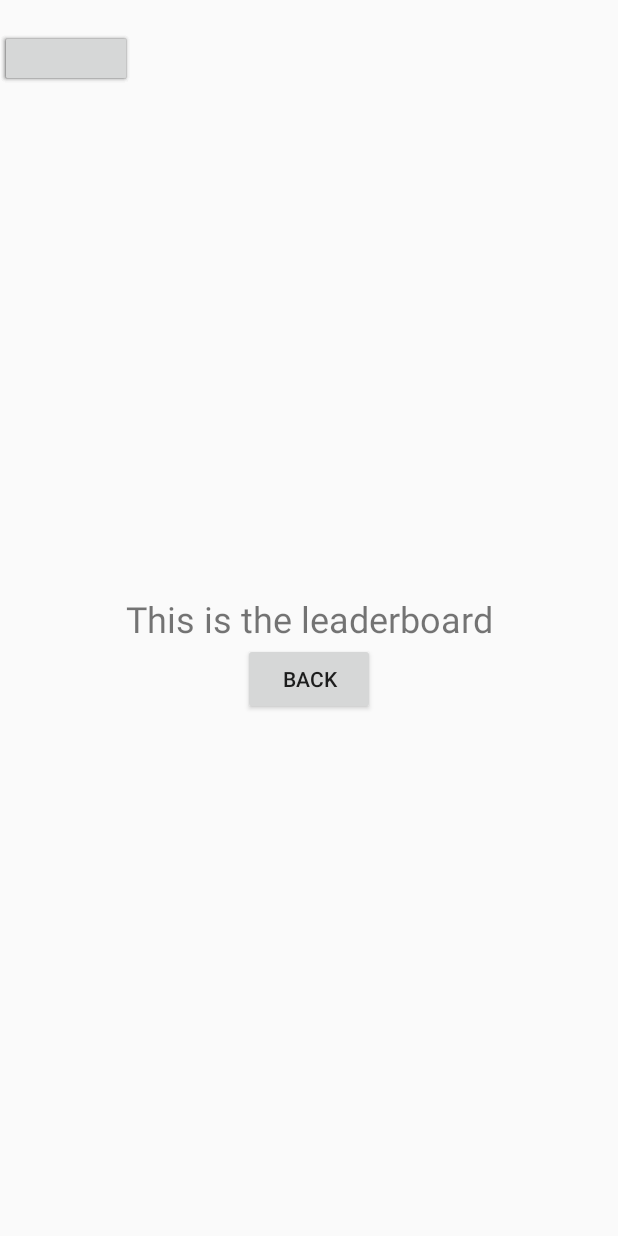
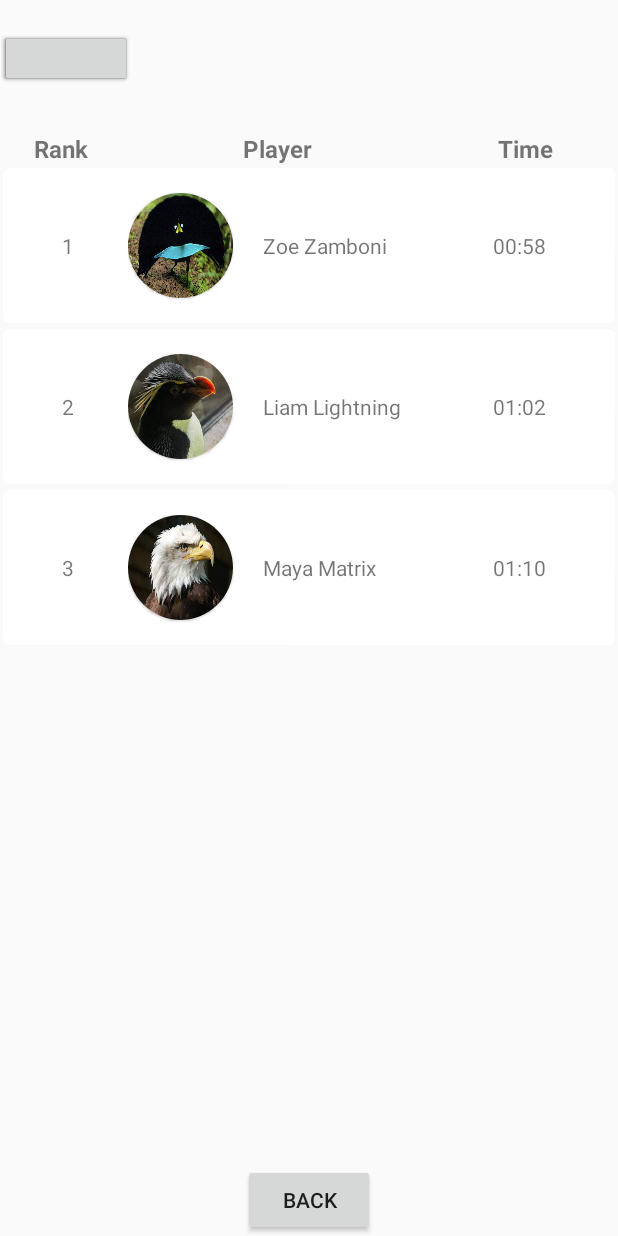
Before and after one commit to Team-2-SA60/MemoryGameAndroid, an Android app: the screen it shows after launch (LeaderboardActivity), after a tap on "Leaderboard", on a phone screen of 412 x 824 dp. Run offline under Robolectric (Android 15) with nearby library versions, the phone set to English and light mode, and no system bars; plain views replace ThemedButton, ThemedToggleButtonGroup.

Commit message:
feat: Leaderboard added, with button toggle for different periods

```diff
--- a/app/src/main/java/com/example/memorygameteam2/LeaderboardActivity.kt
+++ b/app/src/main/java/com/example/memorygameteam2/LeaderboardActivity.kt
@@ -5,11 +5,17 @@ import androidx.activity.enableEdgeToEdge
 import androidx.appcompat.app.AppCompatActivity
 import androidx.core.view.ViewCompat
 import androidx.core.view.WindowInsetsCompat
+import androidx.recyclerview.widget.LinearLayoutManager
 import com.example.memorygameteam2.databinding.ActivityLeaderboardBinding
+import com.example.memorygameteam2.leaderboard.LeaderboardAdapter
+import com.example.memorygameteam2.model.Rank
+import com.example.memorygameteam2.model.RankDAO
 import com.example.memorygameteam2.soundeffect.SoundManager
 
 class LeaderboardActivity : AppCompatActivity() {
     private lateinit var binding: ActivityLeaderboardBinding
+    private lateinit var leaderboardAdapter: LeaderboardAdapter
+    private lateinit var rankingList: List<Rank>
 
     override fun onCreate(savedInstanceState: Bundle?) {
         super.onCreate(savedInstanceState)
@@ -24,7 +30,19 @@ class LeaderboardActivity : AppCompatActivity() {
             insets
         }
 
+        initRankList()
+        initRecyclerView()
         initButtons()
+    }
+
+    private fun initRankList() {
+        rankingList = RankDAO.getRankList("today")
+    }
+
+    private fun initRecyclerView() {
+        binding.leaderboardRecyclerView.layoutManager = LinearLayoutManager(this)
+        leaderboardAdapter = LeaderboardAdapter(rankingList)
+        binding.leaderboardRecyclerView.adapter = leaderboardAdapter
     }
 
     private fun initButtons() {
@@ -36,18 +54,26 @@ class LeaderboardActivity : AppCompatActivity() {
 
             todayBtn.setOnClickListener {
                 SoundManager.playButtonClick(this@LeaderboardActivity)
+                rankingList = RankDAO.getRankList("today")
+                leaderboardAdapter.updateData(rankingList)
             }
 
             last7DaysBtn.setOnClickListener {
                 SoundManager.playButtonClick(this@LeaderboardActivity)
+                rankingList = RankDAO.getRankList("last7")
+                leaderboardAdapter.updateData(rankingList)
             }
 
             last30DaysBtn.setOnClickListener {
                 SoundManager.playButtonClick(this@LeaderboardActivity)
+                rankingList = RankDAO.getRankList("last30")
+                leaderboardAdapter.updateData(rankingList)
             }
 
             allTimeBtn.setOnClickListener {
                 SoundManager.playButtonClick(this@LeaderboardActivity)
+                rankingList = RankDAO.getRankList("allTime")
+                leaderboardAdapter.updateData(rankingList)
             }
         }
     }
--- a/app/src/main/java/com/example/memorygameteam2/MainActivity.kt
+++ b/app/src/main/java/com/example/memorygameteam2/MainActivity.kt
@@ -8,8 +8,8 @@ import androidx.core.view.ViewCompat
 import androidx.core.view.WindowInsetsCompat
 import androidx.recyclerview.widget.GridLayoutManager
 import com.example.memorygameteam2.databinding.ActivityMainBinding
-import com.example.memorygameteam2.menu.Menu
 import com.example.memorygameteam2.menu.MenuAdapter
+import com.example.memorygameteam2.model.Menu
 import com.example.memorygameteam2.soundeffect.SoundManager
 
 class MainActivity : AppCompatActivity() {
--- /dev/null
+++ b/app/src/main/java/com/example/memorygameteam2/leaderboard/LeaderboardAdapter.kt
@@ -0,0 +1,47 @@
+package com.example.memorygameteam2.leaderboard
+
+import android.view.LayoutInflater
+import android.view.View
+import android.view.ViewGroup
+import android.widget.ImageView
+import android.widget.TextView
+import androidx.recyclerview.widget.RecyclerView
+import com.example.memorygameteam2.R
+import com.example.memorygameteam2.model.Rank
+
+class LeaderboardAdapter(
+    private var rankingList: List<Rank>,
+) : RecyclerView.Adapter<LeaderboardAdapter.ViewHolder>() {
+    inner class ViewHolder(view: View) : RecyclerView.ViewHolder(view) {
+        val userRankView = view.findViewById<TextView>(R.id.user_rank)
+        val userAvatarView = view.findViewById<ImageView>(R.id.user_avatar)
+        val userNameView = view.findViewById<TextView>(R.id.user_name)
+        val userTimeView = view.findViewById<TextView>(R.id.user_time)
+    }
+
+    override fun onCreateViewHolder(
+        parent: ViewGroup,
+        viewType: Int,
+    ): ViewHolder {
+        val view = LayoutInflater.from(parent.context).inflate(R.layout.item_rank, parent, false)
+        return ViewHolder(view)
+    }
+
+    override fun onBindViewHolder(
+        holder: ViewHolder,
+        position: Int,
+    ) {
+        val item = rankingList[position]
+        holder.userRankView.text = item.rank.toString()
+        holder.userAvatarView.setImageResource(item.avatar)
+        holder.userNameView.text = item.username
+        holder.userTimeView.text = item.time
+    }
+
+    override fun getItemCount(): Int = rankingList.size
+
+    fun updateData(newRankingList: List<Rank>) {
+        rankingList = newRankingList
+        notifyDataSetChanged()
+    }
+}
--- a/app/src/main/java/com/example/memorygameteam2/menu/MenuAdapter.kt
+++ b/app/src/main/java/com/example/memorygameteam2/menu/MenuAdapter.kt
@@ -6,6 +6,7 @@ import android.view.ViewGroup
 import android.widget.TextView
 import androidx.recyclerview.widget.RecyclerView
 import com.example.memorygameteam2.R
+import com.example.memorygameteam2.model.Menu
 
 class MenuAdapter(
     private val menuList: List<Menu>,
@@ -15,7 +16,7 @@ class MenuAdapter(
         parent: ViewGroup,
         viewType: Int,
     ): ViewHolder {
-        val view = LayoutInflater.from(parent.context).inflate(R.layout.items_menu, parent, false)
+        val view = LayoutInflater.from(parent.context).inflate(R.layout.item_menu, parent, false)
         return ViewHolder(view)
     }
 
--- a/app/src/main/java/com/example/memorygameteam2/menu/Menu.kt
+++ b/app/src/main/java/com/example/memorygameteam2/model/Menu.kt
@@ -1,4 +1,4 @@
-package com.example.memorygameteam2.menu
+package com.example.memorygameteam2.model
 
 data class Menu(
     val text: String,
--- /dev/null
+++ b/app/src/main/java/com/example/memorygameteam2/model/Rank.kt
@@ -0,0 +1,8 @@
+package com.example.memorygameteam2.model
+
+data class Rank(
+    val rank: Int,
+    val avatar: Int,
+    val username: String,
+    val time: String,
+)
--- /dev/null
+++ b/app/src/main/java/com/example/memorygameteam2/model/RankDAO.kt
@@ -0,0 +1,52 @@
+package com.example.memorygameteam2.model
+
+import com.example.memorygameteam2.R
+
+object RankDAO {
+    private val todayRankList =
+        listOf(
+            Rank(1, R.drawable.bird_3, "Zoe Zamboni", "00:58"),
+            Rank(2, R.drawable.bird_6, "Liam Lightning", "01:02"),
+            Rank(3, R.drawable.bird_2, "Maya Matrix", "01:10"),
+        )
+
+    private val last7RankList =
+        listOf(
+            Rank(1, R.drawable.bird_2, "Maya Matrix", "00:56"),
+            Rank(2, R.drawable.bird_4, "Charlie and the chocolate factory", "00:59"),
+            Rank(3, R.drawable.bird_1, "Alice in wonderland", "01:01"),
+            Rank(4, R.drawable.bird_5, "Ed, Edd n Eddy", "01:05"),
+            Rank(5, R.drawable.bird_6, "Zane Zenith", "01:08"),
+            Rank(6, R.drawable.bird_3, "Liam Lightning", "01:12"),
+        )
+
+    private val last30RankList =
+        listOf(
+            Rank(1, R.drawable.bird_6, "Fred Mercury", "00:53"),
+            Rank(2, R.drawable.bird_1, "Alice in wonderland", "00:55"),
+            Rank(3, R.drawable.bird_5, "Nova Neptune", "00:57"),
+            Rank(4, R.drawable.bird_3, "Charlie and the chocolate factory", "01:00"),
+            Rank(5, R.drawable.bird_2, "Bob the builder", "01:02"),
+            Rank(6, R.drawable.bird_4, "Xena Xylophone", "01:03"),
+        )
+
+    private val allTimeRankList =
+        listOf(
+            Rank(1, R.drawable.bird_1, "Fred Mercury", "00:49"),
+            Rank(2, R.drawable.bird_3, "Maya Matrix", "00:50"),
+            Rank(3, R.drawable.bird_2, "Alice in wonderland", "00:52"),
+            Rank(4, R.drawable.bird_4, "Bob the builder", "00:55"),
+            Rank(5, R.drawable.bird_5, "Charlie and the chocolate factory", "00:58"),
+            Rank(6, R.drawable.bird_6, "Zoe Zamboni", "00:59"),
+        )
+
+    fun getRankList(type: String): List<Rank> {
+        return when (type) {
+            "today" -> todayRankList
+            "last7" -> last7RankList
+            "last30" -> last30RankList
+            "allTime" -> allTimeRankList
+            else -> todayRankList
+        }
+    }
+}
--- a/app/src/main/res/layout/activity_leaderboard.xml
+++ b/app/src/main/res/layout/activity_leaderboard.xml
@@ -8,6 +8,7 @@
     tools:context=".LeaderboardActivity">
 
     <nl.bryanderidder.themedtogglebuttongroup.ThemedToggleButtonGroup
+        android:id="@+id/btn_group"
         android:layout_width="match_parent"
         android:layout_height="wrap_content"
         app:justifyContent="center"
@@ -41,24 +42,59 @@
 
     </nl.bryanderidder.themedtogglebuttongroup.ThemedToggleButtonGroup>
 
-    <TextView
-        android:id="@+id/text_view"
-        android:layout_width="wrap_content"
+    <LinearLayout
+        android:id="@+id/leaderboard_header"
+        android:layout_width="match_parent"
         android:layout_height="wrap_content"
-        android:text="This is the leaderboard"
-        android:textSize="24sp"
-        app:layout_constraintTop_toTopOf="parent"
-        app:layout_constraintBottom_toBottomOf="parent"
-        app:layout_constraintStart_toStartOf="parent"
-        app:layout_constraintEnd_toEndOf="parent"/>
+        android:orientation="horizontal"
+        app:layout_constraintTop_toBottomOf="@id/btn_group"
+        android:layout_marginTop="30dp">
+
+        <TextView
+            android:layout_width="0dp"
+            android:layout_height="match_parent"
+            android:layout_weight="0.2"
+            android:gravity="center"
+            android:text="Rank"
+            android:textSize="16sp"
+            android:textStyle="bold"/>
+
+        <TextView
+            android:layout_width="0dp"
+            android:layout_height="match_parent"
+            android:layout_weight="0.5"
+            android:gravity="center"
+            android:text="Player"
+            android:textSize="16sp"
+            android:textStyle="bold"/>
+
+        <TextView
+            android:layout_width="0dp"
+            android:layout_height="match_parent"
+            android:layout_weight="0.3"
+            android:gravity="center"
+            android:text="Time"
+            android:textSize="16sp"
+            android:textStyle="bold"/>
+
+    </LinearLayout>
+
+    <androidx.recyclerview.widget.RecyclerView
+        android:id="@+id/leaderboard_recycler_view"
+        android:layout_width="match_parent"
+        android:layout_height="0dp"
+        tools:listitem="@layout/item_rank"
+        app:layout_constraintTop_toBottomOf="@id/leaderboard_header"
+        app:layout_constraintBottom_toTopOf="@id/back_button" />
 
     <Button
         android:id="@+id/back_button"
         android:layout_width="wrap_content"
         android:layout_height="wrap_content"
         android:text="Back"
-        app:layout_constraintTop_toBottomOf="@id/text_view"
+        app:layout_constraintTop_toBottomOf="@id/leaderboard_recycler_view"
         app:layout_constraintStart_toStartOf="parent"
-        app:layout_constraintEnd_toEndOf="parent" />
+        app:layout_constraintEnd_toEndOf="parent"
+        app:layout_constraintBottom_toBottomOf="parent" />
 
 </androidx.constraintlayout.widget.ConstraintLayout>
--- a/app/src/main/res/layout/activity_main.xml
+++ b/app/src/main/res/layout/activity_main.xml
@@ -26,7 +26,7 @@
         app:layout_constraintBottom_toTopOf="@id/background_music_btn"
         app:layout_constraintStart_toStartOf="parent"
         app:layout_constraintEnd_toEndOf="parent"
-        tools:listitem="@layout/items_menu"
+        tools:listitem="@layout/item_menu"
         app:layout_constraintVertical_weight="0.75" />
 
     <Button
--- /dev/null
+++ b/app/src/main/res/layout/item_rank.xml
@@ -0,0 +1,66 @@
+<?xml version="1.0" encoding="utf-8"?>
+<com.google.android.material.card.MaterialCardView xmlns:android="http://schemas.android.com/apk/res/android"
+    xmlns:tools="http://schemas.android.com/tools"
+    xmlns:app="http://schemas.android.com/apk/res-auto"
+    android:orientation="vertical"
+    android:layout_width="match_parent"
+    android:layout_height="wrap_content"
+    android:layout_margin="2dp">
+
+    <LinearLayout
+        android:layout_width="match_parent"
+        android:layout_height="103dp"
+        android:orientation="horizontal"
+        android:padding="3dp">
+
+        <TextView
+            android:id="@+id/user_rank"
+            android:layout_width="0dp"
+            android:layout_height="match_parent"
+            android:layout_weight="0.2"
+            android:gravity="center"
+            tools:text="1"/>
+
+        <LinearLayout
+            android:layout_width="0dp"
+            android:layout_height="match_parent"
+            android:orientation="horizontal"
+            android:layout_weight="0.5">
+
+            <com.google.android.material.card.MaterialCardView
+                android:layout_width="70dp"
+                android:layout_height="70dp"
+                app:cardCornerRadius="50dp"
+                android:layout_gravity="center">
+
+                <ImageView
+                    android:id="@+id/user_avatar"
+                    android:src="@drawable/bird_1"
+                    android:scaleType="fitXY"
+                    android:layout_width="match_parent"
+                    android:layout_height="match_parent"/>
+
+            </com.google.android.material.card.MaterialCardView>
+
+            <TextView
+                android:id="@+id/user_name"
+                android:layout_width="match_parent"
+                android:layout_height="match_parent"
+                android:layout_marginStart="20dp"
+                android:gravity="center_vertical"
+                tools:text="Kin Seng"/>
+
+        </LinearLayout>
+
+        <TextView
+            android:id="@+id/user_time"
+            android:layout_width="0dp"
+            android:layout_height="match_parent"
+            android:layout_weight="0.3"
+            android:gravity="center"
+            android:lines="1"
+            tools:text="01:15"/>
+
+    </LinearLayout>
+
+</com.google.android.material.card.MaterialCardView>
```
Also changed, not shown: app/src/main/res/layout/item_menu.xml (renamed from app/src/main/res/layout/items_menu.xml).
